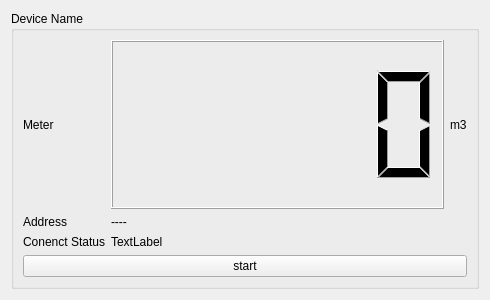
Above: src/gui/frame_water_meter_display_item.ui from vkyzmsj/EnergyConsumptionDataAcquisition before the change. Below: the same form after it.
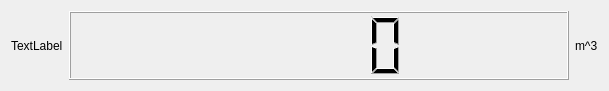
That is the form after the change.

```diff
--- a/src/gui/frame_water_meter_display_item.ui
+++ b/src/gui/frame_water_meter_display_item.ui
@@ -6,89 +6,34 @@
    <rect>
     <x>0</x>
     <y>0</y>
-    <width>490</width>
-    <height>300</height>
+    <width>609</width>
+    <height>91</height>
    </rect>
   </property>
   <property name="windowTitle">
    <string>Frame</string>
   </property>
-  <layout class="QGridLayout" name="gridLayout_3">
+  <layout class="QGridLayout" name="gridLayout">
    <item row="0" column="0">
-    <widget class="QGroupBox" name="groupBox_device">
-     <property name="title">
-      <string>Device Name</string>
-     </property>
-     <layout class="QGridLayout" name="gridLayout_2">
-      <item row="0" column="0">
-       <layout class="QVBoxLayout" name="verticalLayout" stretch="1,0">
+    <layout class="QHBoxLayout" name="horizontalLayout" stretch="0,1,0">
         <item>
-         <layout class="QGridLayout" name="gridLayout" rowstretch="1,0,0" columnstretch="0,1,0">
-          <item row="0" column="1">
-           <widget class="QLCDNumber" name="lcdNumber_meter_number"/>
-          </item>
-          <item row="0" column="2">
-           <widget class="QLabel" name="label_2">
-            <property name="whatsThis">
-             <string>&lt;html&gt;&lt;head/&gt;&lt;body&gt;&lt;p&gt;&lt;br/&gt;&lt;/p&gt;&lt;/body&gt;&lt;/html&gt;</string>
-            </property>
-            <property name="text">
-             <string>m3</string>
-            </property>
-           </widget>
-          </item>
-          <item row="1" column="0">
-           <widget class="QLabel" name="label_3">
-            <property name="text">
-             <string>Address</string>
-            </property>
-           </widget>
-          </item>
-          <item row="0" column="0">
-           <widget class="QLabel" name="label">
-            <property name="text">
-             <string>Meter</string>
-            </property>
-           </widget>
-          </item>
-          <item row="1" column="1">
-           <widget class="QLabel" name="label_device_addr">
-            <property name="text">
-             <string>----</string>
-            </property>
-           </widget>
-          </item>
-          <item row="2" column="0">
-           <widget class="QLabel" name="label_4">
-            <property name="text">
-             <string>Conenct Status</string>
-            </property>
-           </widget>
-          </item>
-          <item row="2" column="1">
-           <widget class="QLabel" name="label_connect_status">
+      <widget class="QLabel" name="label_device_name">
             <property name="text">
              <string>TextLabel</string>
             </property>
            </widget>
           </item>
-         </layout>
+     <item>
+      <widget class="QLCDNumber" name="lcdNumber_measure_value"/>
         </item>
         <item>
-         <layout class="QHBoxLayout" name="horizontalLayout">
-          <item>
-           <widget class="QPushButton" name="pushButton_start_req">
+      <widget class="QLabel" name="label">
             <property name="text">
-             <string>start</string>
+        <string>m^3</string>
             </property>
            </widget>
           </item>
          </layout>
-        </item>
-       </layout>
-      </item>
-     </layout>
-    </widget>
    </item>
   </layout>
  </widget>
```
Lines whose indentation alone changed are shown as unchanged.
